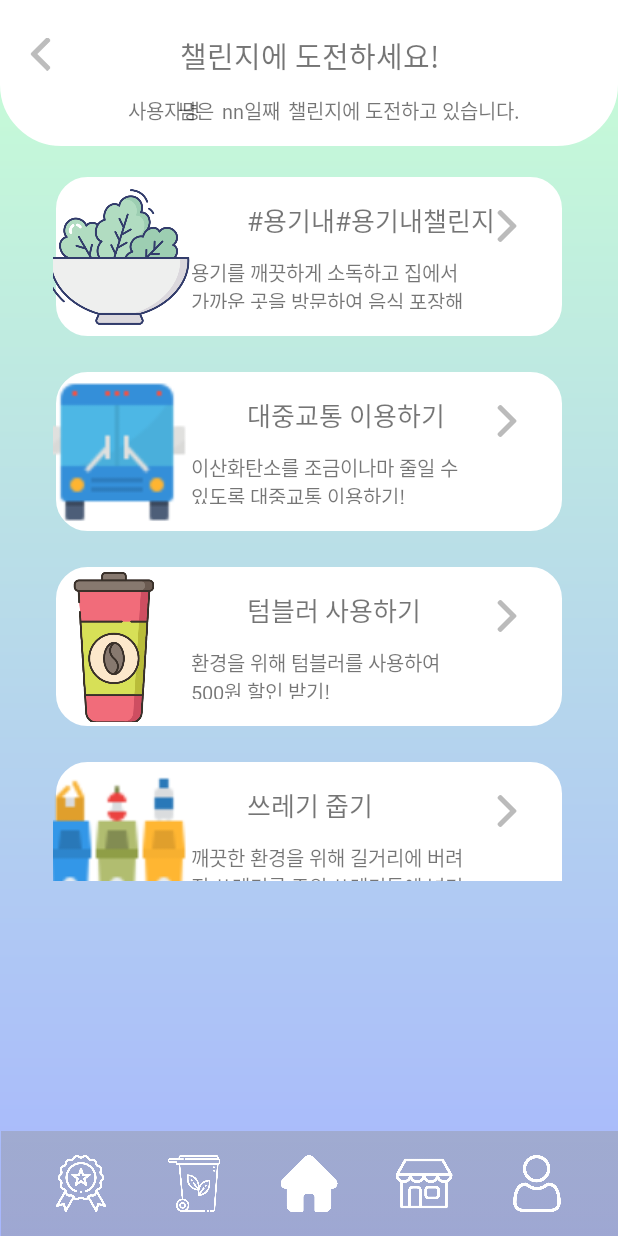
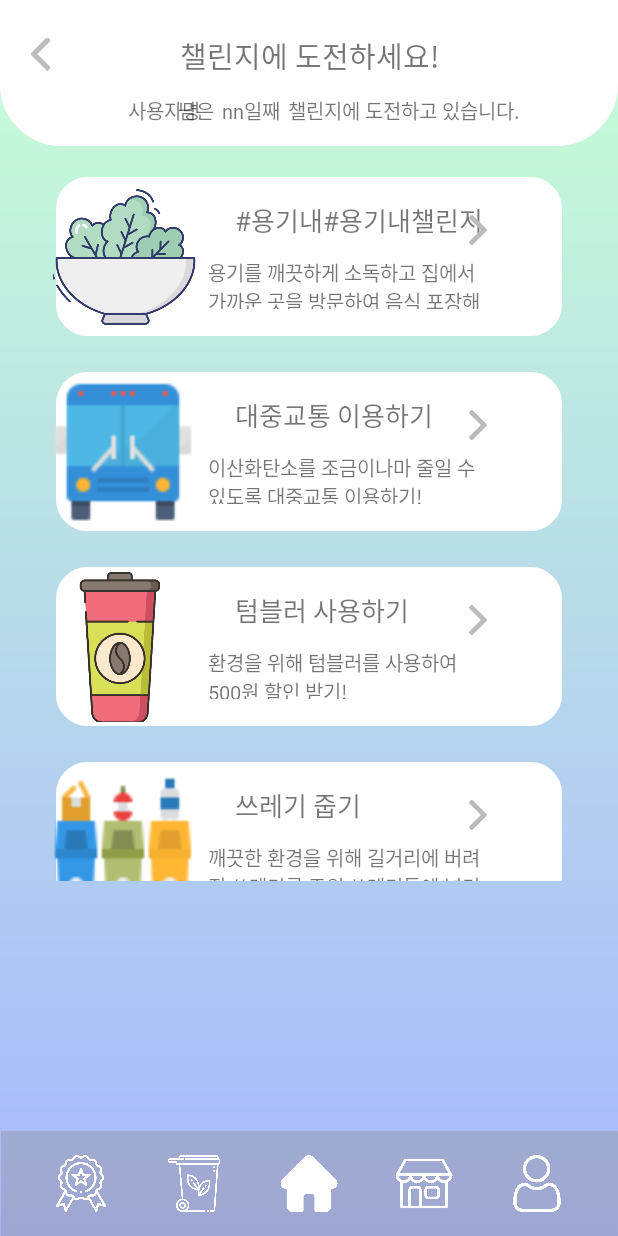
Before and after one commit to jxxny/GreenDay, an Android app: the challenge screen opened directly, with no data from a screen before it, on a phone screen of 412 x 824 dp. Run offline under Robolectric (Android 15) with nearby library versions, the phone set to English and light mode, and no system bars.

Commit message:
Merge remote-tracking branch 'origin/master'
# Conflicts:
#	app/src/main/res/layout/challenge_list.xml

```diff
--- a/app/src/main/res/layout/challenge_list.xml
+++ b/app/src/main/res/layout/challenge_list.xml
@@ -10,19 +10,21 @@
         android:id="@+id/chall_title"
         android:layout_width="wrap_content"
         android:layout_height="wrap_content"
-        android:layout_marginStart="129dp"
-        android:layout_marginLeft="129dp"
+        android:layout_marginStart="25dp"
+        android:layout_marginLeft="25dp"
         android:layout_marginBottom="12dp"
         android:fontFamily="@font/nanum_eb"
         android:text="#용기내 #용기내챌린지"
         android:textSize="17sp"
         app:layout_constraintBottom_toTopOf="@+id/chall_intro"
-        app:layout_constraintStart_toStartOf="parent" />
+        app:layout_constraintStart_toEndOf="@+id/chall_img_1" />
 
     <TextView
         android:id="@+id/chall_intro"
         android:layout_width="187dp"
         android:layout_height="34dp"
+        android:layout_marginStart="30dp"
+        android:layout_marginLeft="30dp"
         android:layout_marginEnd="99dp"
         android:layout_marginRight="99dp"
         android:layout_marginBottom="20dp"
@@ -36,11 +38,11 @@
 
     <ImageView
         android:id="@+id/imageView2"
-        android:layout_width="29dp"
-        android:layout_height="21dp"
-        android:layout_marginTop="24dp"
-        android:layout_marginEnd="24dp"
-        android:layout_marginRight="24dp"
+        android:layout_width="0dp"
+        android:layout_height="20dp"
+        android:layout_marginTop="27dp"
+        android:layout_marginEnd="26dp"
+        android:layout_marginRight="26dp"
         app:layout_constraintEnd_toEndOf="parent"
         app:layout_constraintTop_toTopOf="parent"
         app:srcCompat="@drawable/g_arrow_right" />
@@ -49,8 +51,8 @@
         android:id="@+id/chall_img_1"
         android:layout_width="100dp"
         android:layout_height="100dp"
-        android:layout_marginStart="32dp"
-        android:layout_marginLeft="32dp"
+        android:layout_marginStart="25dp"
+        android:layout_marginLeft="25dp"
         android:layout_marginTop="19dp"
         android:layout_marginEnd="23dp"
         android:layout_marginRight="23dp"
```
